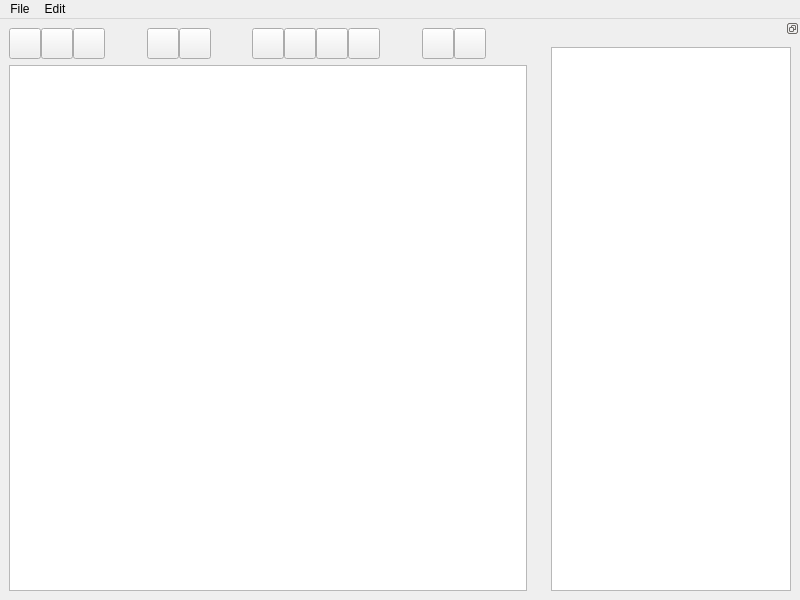
Old version of the form app/mainwindow.ui in the repository ayoy/fontedit.
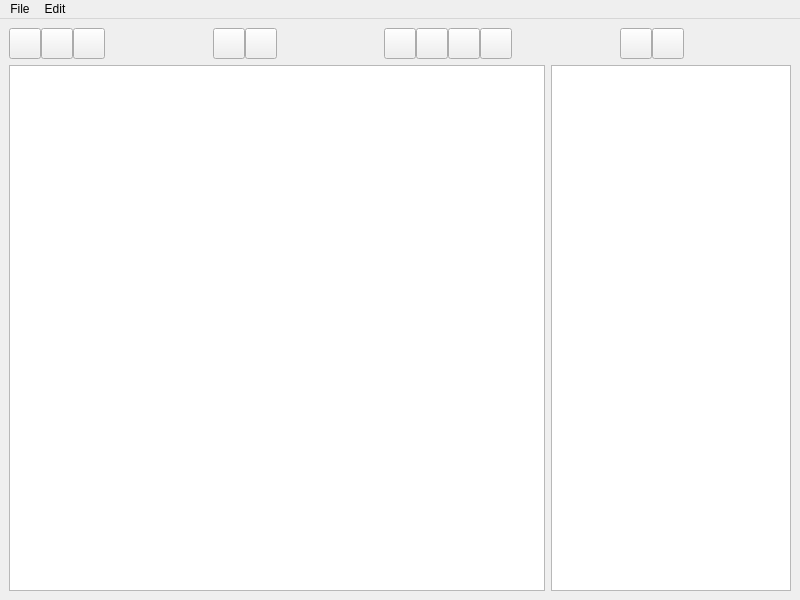
New version of the form. Icons and pictures are not drawn. Custom widgets are drawn as their Qt base class.

Commit message: Clean up mainwindow<->model interface

What changed in the file:
```diff
--- a/app/mainwindow.ui
+++ b/app/mainwindow.ui
@@ -188,10 +188,74 @@
      </layout>
     </item>
     <item>
-     <widget class="GlyphGraphicsView" name="glyphGraphicsView">
-      <property name="alignment">
-       <set>Qt::AlignLeading|Qt::AlignLeft|Qt::AlignTop</set>
+     <widget class="QStackedWidget" name="stackedWidget">
+      <property name="currentIndex">
+       <number>0</number>
       </property>
+      <widget class="QWidget" name="glyphPage">
+       <layout class="QHBoxLayout" name="horizontalLayout_2">
+        <property name="spacing">
+         <number>-1</number>
+        </property>
+        <property name="leftMargin">
+         <number>0</number>
+        </property>
+        <property name="topMargin">
+         <number>0</number>
+        </property>
+        <property name="rightMargin">
+         <number>0</number>
+        </property>
+        <property name="bottomMargin">
+         <number>0</number>
+        </property>
+        <item>
+         <widget class="GlyphGraphicsView" name="glyphGraphicsView">
+          <property name="alignment">
+           <set>Qt::AlignLeading|Qt::AlignLeft|Qt::AlignTop</set>
+          </property>
+         </widget>
+        </item>
+        <item>
+         <widget class="QGraphicsView" name="faceGraphicsView">
+          <property name="minimumSize">
+           <size>
+            <width>240</width>
+            <height>0</height>
+           </size>
+          </property>
+          <property name="maximumSize">
+           <size>
+            <width>240</width>
+            <height>16777215</height>
+           </size>
+          </property>
+          <property name="alignment">
+           <set>Qt::AlignLeading|Qt::AlignLeft|Qt::AlignTop</set>
+          </property>
+         </widget>
+        </item>
+       </layout>
+      </widget>
+      <widget class="QWidget" name="page_4">
+       <layout class="QVBoxLayout" name="verticalLayout_3">
+        <property name="leftMargin">
+         <number>0</number>
+        </property>
+        <property name="topMargin">
+         <number>0</number>
+        </property>
+        <property name="rightMargin">
+         <number>0</number>
+        </property>
+        <property name="bottomMargin">
+         <number>0</number>
+        </property>
+        <item>
+         <widget class="QTextBrowser" name="textBrowser"/>
+        </item>
+       </layout>
+      </widget>
      </widget>
     </item>
    </layout>
@@ -237,46 +301,6 @@
    <addaction name="menuFile"/>
    <addaction name="menuEdit"/>
   </widget>
-  <widget class="QDockWidget" name="dockWidget">
-   <property name="features">
-    <set>QDockWidget::DockWidgetFloatable|QDockWidget::DockWidgetMovable</set>
-   </property>
-   <property name="allowedAreas">
-    <set>Qt::RightDockWidgetArea</set>
-   </property>
-   <attribute name="dockWidgetArea">
-    <number>2</number>
-   </attribute>
-   <widget class="QWidget" name="dockWidgetContents">
-    <property name="sizePolicy">
-     <sizepolicy hsizetype="Fixed" vsizetype="Preferred">
-      <horstretch>0</horstretch>
-      <verstretch>0</verstretch>
-     </sizepolicy>
-    </property>
-    <layout class="QVBoxLayout" name="verticalLayout">
-     <item>
-      <widget class="QGraphicsView" name="faceGraphicsView">
-       <property name="minimumSize">
-        <size>
-         <width>240</width>
-         <height>0</height>
-        </size>
-       </property>
-       <property name="maximumSize">
-        <size>
-         <width>240</width>
-         <height>16777215</height>
-        </size>
-       </property>
-       <property name="alignment">
-        <set>Qt::AlignLeading|Qt::AlignLeft|Qt::AlignTop</set>
-       </property>
-      </widget>
-     </item>
-    </layout>
-   </widget>
-  </widget>
   <action name="actionNew">
    <property name="text">
     <string>New</string>
```
The commit also changes 3 other files.
